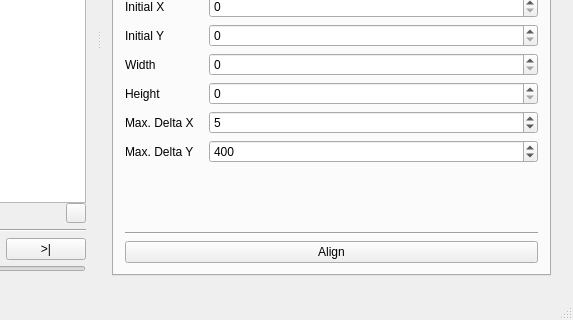
This is mainwindow.ui in prsousa/TomSeg as Qt 5 draws it before an edit; both pictures show x 394 to 967 and y 256 to 576 of the 967 by 576 pixel window. The edited form follows.
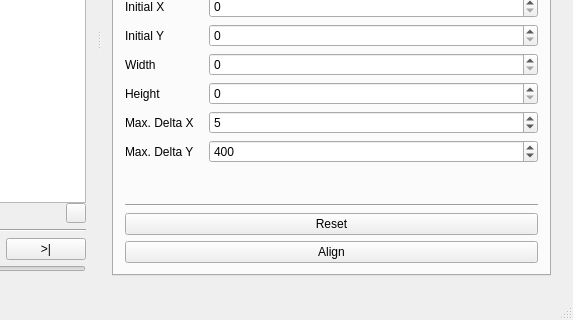
This is the edited form. The open tabs and pages were chosen to show the change. Icons and pictures are not drawn.

Commit message: Add interectivity between manual selection of Align area and the rectangle displayed. Add Reset button to Align tab

Patch:
```diff
--- a/mainwindow.ui
+++ b/mainwindow.ui
@@ -439,6 +439,13 @@
               </property>
              </widget>
             </item>
+            <item>
+             <widget class="QPushButton" name="resetAlignButton">
+              <property name="text">
+               <string>Reset</string>
+              </property>
+             </widget>
+            </item>
             <item>
              <widget class="QPushButton" name="alignButton">
               <property name="text">
```
Left out of the diff: 12 changed lines with no effect on the pictures. The commit also changes 2 other files.
